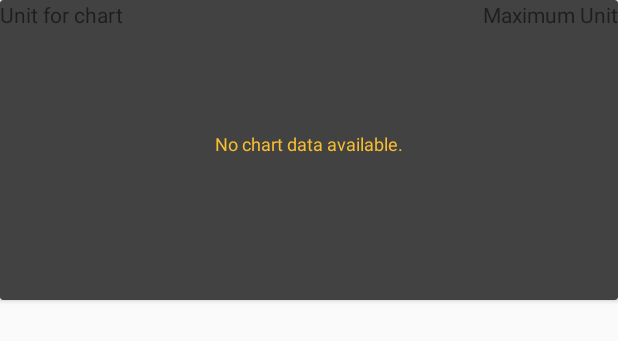
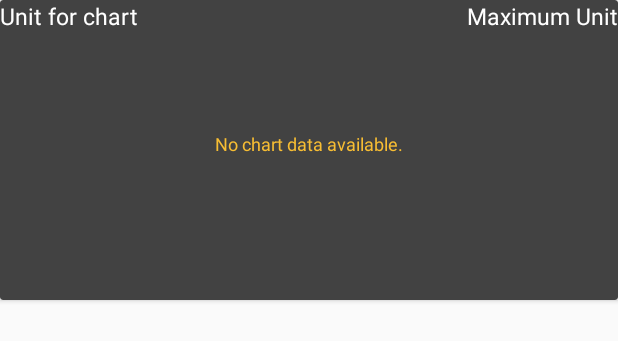
Before and after one commit to abhishekkulhary/airoinspect, an Android app: the layout listitem_chart.xml on its own in the app's theme, with its tools: preview values and no code run, on a phone screen of 412 x 824 dp. Shown: the top 341 px of the screen. Run offline under Robolectric (Android 15) with nearby library versions, the phone set to English and light mode, and no system bars.

Commit message:
Some Color Changes for text and background.

```diff
--- a/app/src/main/java/com/weather/air_o_inspect/charts/ChartDataAdapter.java
+++ b/app/src/main/java/com/weather/air_o_inspect/charts/ChartDataAdapter.java
@@ -53,7 +53,7 @@ public class ChartDataAdapter extends RecyclerView.Adapter<ChartViewHolder> {
         final ArrayList<Long> xValues = chartsData.getxValues();
 
         if (data != null) {
-            data.setValueTextColor(Color.BLACK);
+            data.setValueTextColor(Color.WHITE);
             data.setHighlightEnabled(false);
             data.setValueTextSize(5f);
 
@@ -83,6 +83,7 @@ public class ChartDataAdapter extends RecyclerView.Adapter<ChartViewHolder> {
             //xAxis.setLabelRotationAngle(-80f);
 
             xAxis.setCenterAxisLabels(false);
+            xAxis.setTextColor(Color.WHITE);
 
             // Y - axis
             YAxis rightAxis = holder.chart.getAxisRight();
@@ -93,6 +94,7 @@ public class ChartDataAdapter extends RecyclerView.Adapter<ChartViewHolder> {
             rightAxis.setLabelCount(7, true);
             rightAxis.setMinWidth(35f);
             rightAxis.setMaxWidth(40f);
+            rightAxis.setTextColor(Color.WHITE);
 
             YAxis leftAxis = holder.chart.getAxisLeft();
             leftAxis.enableGridDashedLine(10f, 5f, 0f);
@@ -100,6 +102,7 @@ public class ChartDataAdapter extends RecyclerView.Adapter<ChartViewHolder> {
             leftAxis.setLabelCount(7, true);
             leftAxis.setMinWidth(35f);
             leftAxis.setMaxWidth(40f);
+            leftAxis.setTextColor(Color.WHITE);
 
             rightAxis.setAxisMaximum(myApplication.getCOLUMNS_MAXVALUE()[position] + (myApplication.getCOLUMNS_MAXVALUE()[position] + data.getYMin()) / 2);
             leftAxis.setAxisMaximum(myApplication.getCOLUMNS_MAXVALUE()[position] + (myApplication.getCOLUMNS_MAXVALUE()[position] + data.getYMin()) / 2);
--- a/app/src/main/java/com/weather/air_o_inspect/settings/SettingsFragment.java
+++ b/app/src/main/java/com/weather/air_o_inspect/settings/SettingsFragment.java
@@ -58,12 +58,12 @@ public class SettingsFragment extends PreferenceFragmentCompat implements Shared
 
         windSwitch =findPreference("wind_switch");
         windGustSwitch = findPreference("wind_gust_switch");
-        sunshineSwitch = findPreference("sunshine_switch");
+        //sunshineSwitch = findPreference("sunshine_switch");
         precipitationSwitch = findPreference("precipitation_switch");
 
         Preferences.getPreferences().setWindSwitch(windSwitch.isChecked());
         Preferences.getPreferences().setWindGustSwitch(windGustSwitch.isChecked());
-        Preferences.getPreferences().setSunshineSwitch(sunshineSwitch.isChecked());
+        //Preferences.getPreferences().setSunshineSwitch(sunshineSwitch.isChecked());
         Preferences.getPreferences().setPrecipitationSwitch(precipitationSwitch.isChecked());
 
 //        Log.i("onCreatePref", String.valueOf(Preferences.getPreferences().getWindThresold()));
@@ -99,7 +99,7 @@ public class SettingsFragment extends PreferenceFragmentCompat implements Shared
 
         windSwitch.setChecked(getResources().getBoolean(R.bool.wind_default));
         windGustSwitch.setChecked(getResources().getBoolean(R.bool.wind_gust_default));
-        sunshineSwitch.setChecked(getResources().getBoolean(R.bool.sunshine_default));
+        //sunshineSwitch.setChecked(getResources().getBoolean(R.bool.sunshine_default));
         precipitationSwitch.setChecked(getResources().getBoolean(R.bool.precipitation_default));
 
     }
--- a/app/src/main/res/layout/current_status.xml
+++ b/app/src/main/res/layout/current_status.xml
@@ -30,8 +30,8 @@
                     android:layout_width="match_parent"
                     android:layout_height="match_parent"
                     android:gravity="center"
+                    android:background="@android:color/holo_green_dark"
                     android:text="@string/fly">
-
                 </TextView>
             </LinearLayout>
 
--- a/app/src/main/res/layout/listitem_chart.xml
+++ b/app/src/main/res/layout/listitem_chart.xml
@@ -9,6 +9,7 @@
     <LinearLayout
         android:layout_width="match_parent"
         android:layout_height="wrap_content"
+        style="@style/TextviewStyle"
         android:orientation="horizontal">
 
         <TextView
@@ -16,6 +17,7 @@
             android:layout_width="0dp"
             android:layout_height="25dp"
             android:layout_weight="1"
+            style="@style/TextviewStyle"
             android:text="@string/unit_for_chart"
             android:gravity="left"
             tools:ignore="NestedWeights">
@@ -27,6 +29,7 @@
             android:layout_width="0dp"
             android:layout_height="25dp"
             android:layout_weight="1"
+            style="@style/TextviewStyle"
             android:gravity="right"
             android:text="@string/maximum_unit"
             tools:ignore="NestedWeights">
--- a/app/src/main/res/values/colors.xml
+++ b/app/src/main/res/values/colors.xml
@@ -1,10 +1,11 @@
 <?xml version="1.0" encoding="utf-8"?>
 <resources>
-    <color name="colorPrimary">#1A4FA6</color>
+    <color name="colorPrimary">#000000</color>
     <color name="colorPrimaryDark">#000000</color>
-    <color name="colorAccent">#1A4FA6</color>
+    <color name="colorAccent">#000000</color>
     <color name="greenStatus">#00C853</color>
     <color name="tab_indicator">#ffffff</color>
+    <color name="colorWhite">#ffffff</color>
 
     <color name="all_ok">#00C853</color>
     <color name="not_ok">#ff5722</color>
```
Also changed, not shown: app/src/main/java/com/weather/air_o_inspect/MainActivity.java (+3 -4 lines).
